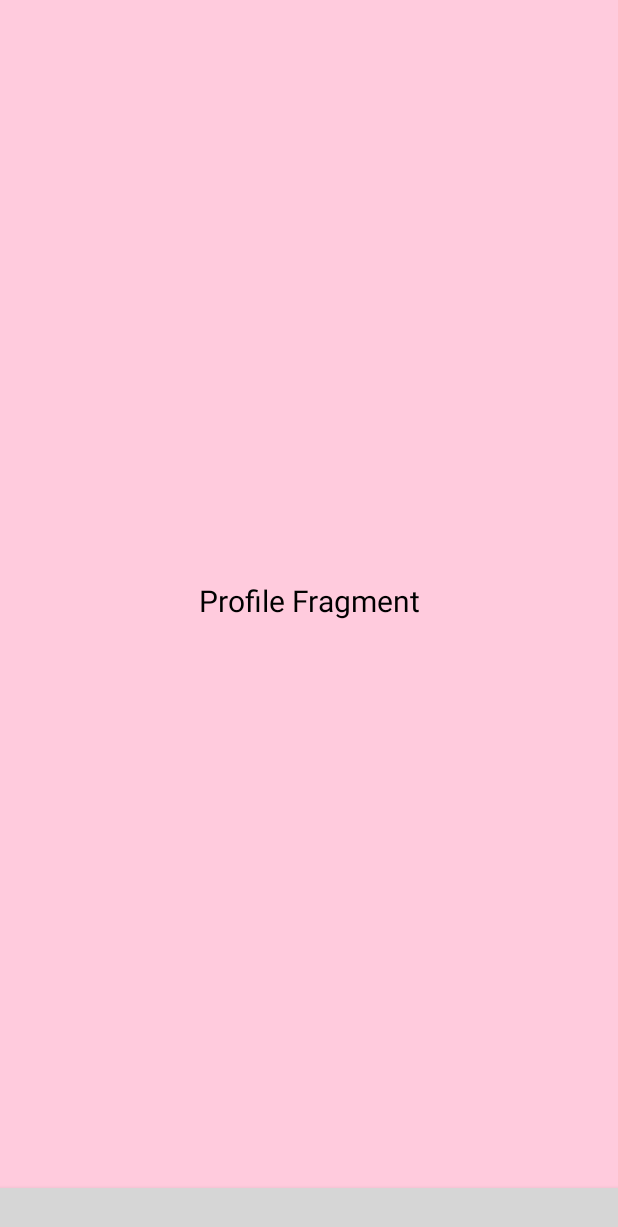
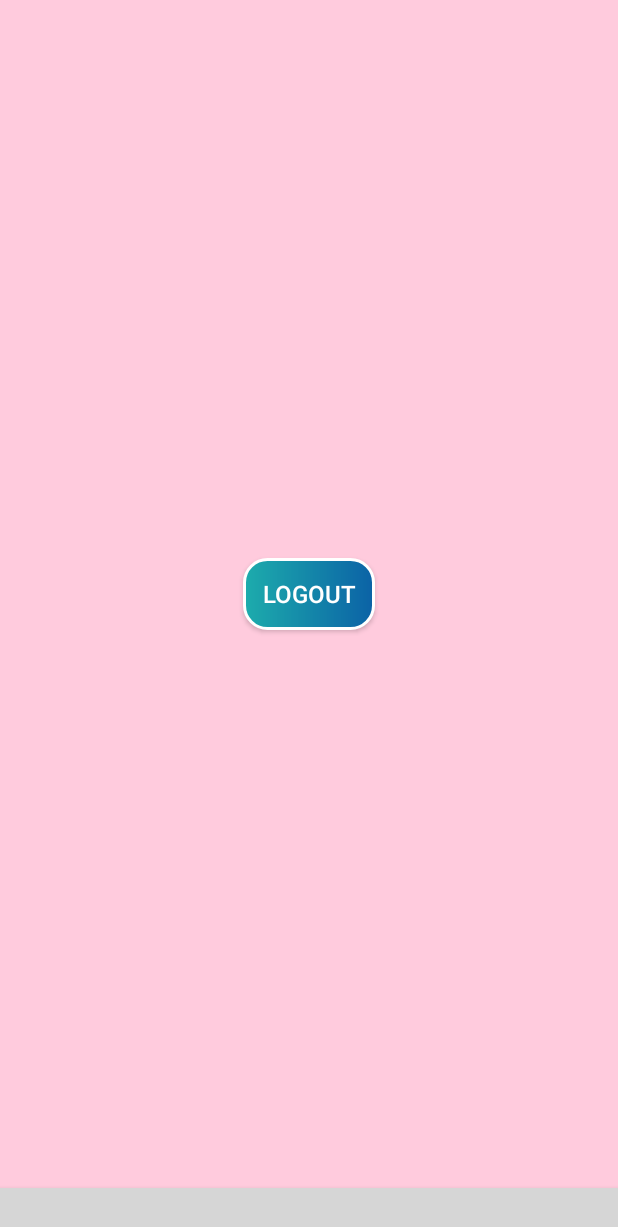
Before and after one commit to Saket105/BeFit, an Android app: the fragment NotificationsFragment placed in its activity, on a phone screen of 412 x 824 dp. Shown: the top 1227 px of the screen. Run offline under Robolectric (Android 15) with nearby library versions, the phone set to English and light mode, and no system bars; our stand-ins replace Firebase (no records; nobody signed in at launch, a user with empty details on screens opened directly); libraries missing offline, so code that uses them is left out: com.github.mikephil.charting, com.ismaeldivita.chipnavigation; plain views replace ChipNavigationBar; Roboto replaces fonts that are not available here; 19 statements that could not run were skipped; grey boxes are pictures that could not be loaded.

Commit message:
12th commit

```diff
--- a/app/src/main/java/com/example/befit/ui/NotificationsFragment.java
+++ b/app/src/main/java/com/example/befit/ui/NotificationsFragment.java
@@ -1,10 +1,13 @@
 package com.example.befit.ui;
 
+import android.content.Intent;
 import android.os.Bundle;
 import android.view.LayoutInflater;
 import android.view.View;
 import android.view.ViewGroup;
+import android.widget.Button;
 import android.widget.TextView;
+import android.widget.Toast;
 
 import androidx.annotation.NonNull;
 import androidx.annotation.Nullable;
@@ -12,15 +15,36 @@ import androidx.fragment.app.Fragment;
 import androidx.lifecycle.Observer;
 import androidx.lifecycle.ViewModelProviders;
 
+import com.example.befit.Activities.LoginActivity;
 import com.example.befit.R;
+import com.google.firebase.auth.FirebaseAuth;
+import com.google.firebase.auth.FirebaseUser;
 
 public class NotificationsFragment extends Fragment {
 
-
+    Button logout;
+    FirebaseAuth mAuth;
+    FirebaseUser firebaseUser;
     public View onCreateView(@NonNull LayoutInflater inflater,
                              ViewGroup container, Bundle savedInstanceState) {
         View root = inflater.inflate(R.layout.fragment_notifications, container, false);
 
+        logout = root.findViewById(R.id.logout);
+        mAuth = FirebaseAuth.getInstance();
+        firebaseUser = mAuth.getCurrentUser();
+        logout.setOnClickListener(new View.OnClickListener() {
+            @Override
+            public void onClick(View v) {
+                logout();
+            }
+        });
         return root;
     }
+
+    private void logout() {
+        mAuth.signOut();
+        getActivity().finish();
+        startActivity(new Intent(getActivity(), LoginActivity.class));
+        Toast.makeText(getContext(), "Logged Out!", Toast.LENGTH_SHORT).show();
+    }
 }
--- a/app/src/main/res/layout/fragment_notifications.xml
+++ b/app/src/main/res/layout/fragment_notifications.xml
@@ -7,17 +7,15 @@
     android:background="#FFCBDD"
     tools:context=".ui.NotificationsFragment">
 
-    <TextView
-        android:id="@+id/text_notifications"
-        android:layout_width="match_parent"
+    <Button
+        android:id="@+id/logout"
+        android:layout_width="wrap_content"
         android:layout_height="wrap_content"
-        android:layout_marginStart="8dp"
-        android:layout_marginTop="8dp"
-        android:layout_marginEnd="8dp"
         android:textAlignment="center"
-        android:text="Profile Fragment"
-        android:textColor="#000"
-        android:textSize="20sp"
+        android:text="Logout"
+        android:background="@drawable/signup_btn"
+        android:textColor="#fff"
+        android:textSize="16sp"
         app:layout_constraintBottom_toBottomOf="parent"
         app:layout_constraintEnd_toEndOf="parent"
         app:layout_constraintStart_toStartOf="parent"
```
